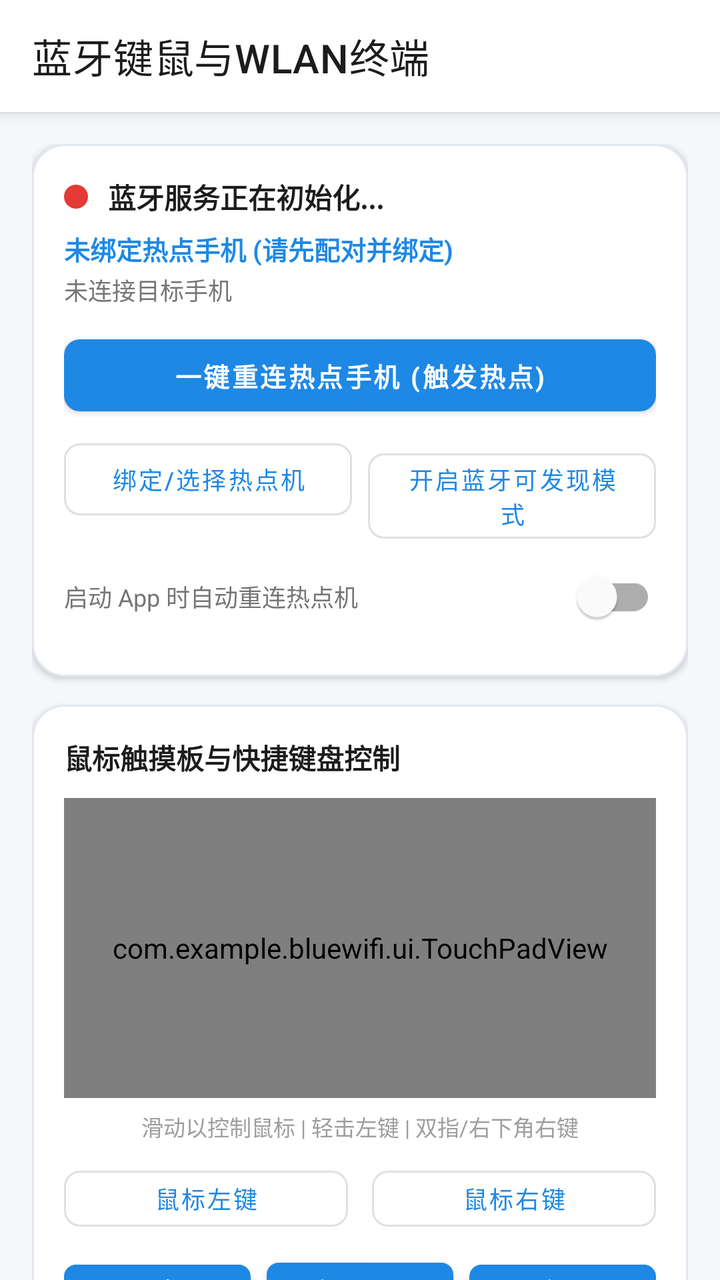
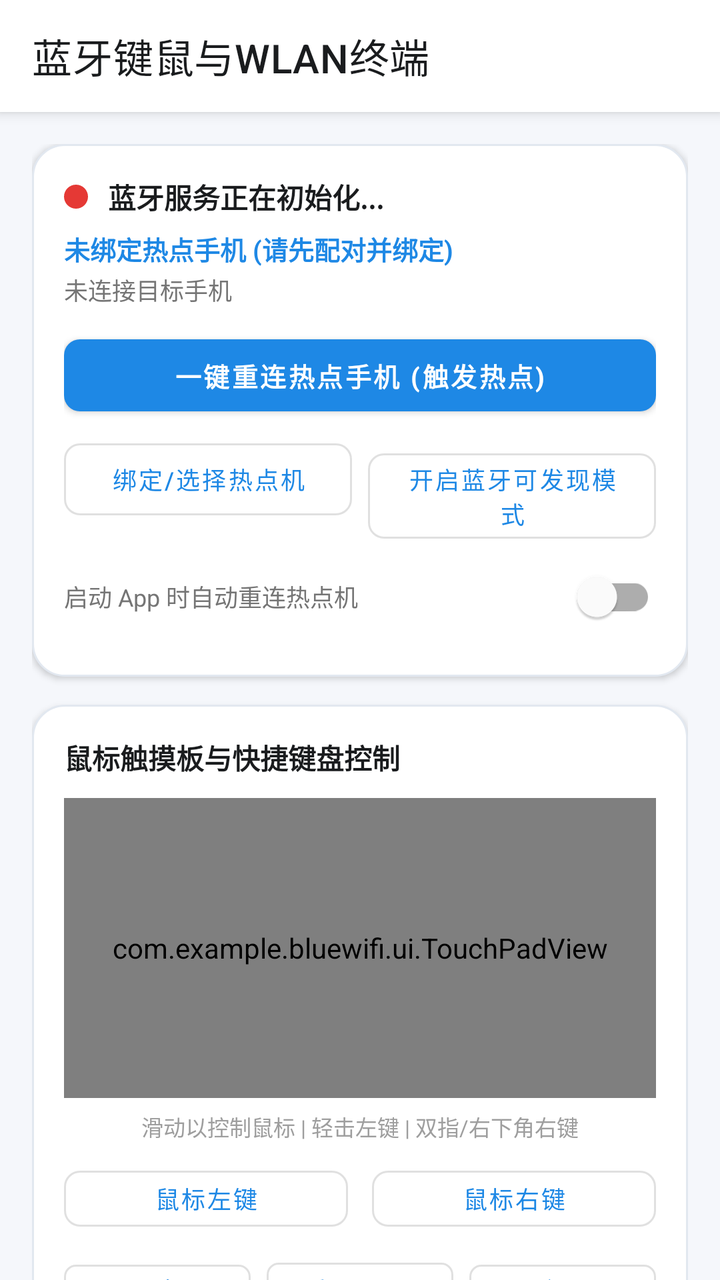

The first picture is an Android layout as it rendered before a commit; the second is the same layout after the commit. The layout source and the unified diff follow.
<!-- AndroidManifest.xml: application theme Theme.BlueWifi -->
<!-- res/layout/activity_main.xml -->
<?xml version="1.0" encoding="utf-8"?>
<androidx.coordinatorlayout.widget.CoordinatorLayout
    xmlns:android="http://schemas.android.com/apk/res/android"
    xmlns:app="http://schemas.android.com/apk/res-auto"
    xmlns:tools="http://schemas.android.com/tools"
    android:layout_width="match_parent"
    android:layout_height="match_parent"
    android:background="@color/background">

    <com.google.android.material.appbar.AppBarLayout
        android:layout_width="match_parent"
        android:layout_height="wrap_content"
        android:background="@color/surface">

        <com.google.android.material.appbar.MaterialToolbar
            android:id="@+id/toolbar"
            android:layout_width="match_parent"
            android:layout_height="?attr/actionBarSize"
            app:title="@string/app_name"
            app:titleTextColor="@color/text_primary" />

    </com.google.android.material.appbar.AppBarLayout>

    <androidx.core.widget.NestedScrollView
        android:layout_width="match_parent"
        android:layout_height="match_parent"
        android:fillViewport="true"
        app:layout_behavior="@string/appbar_scrolling_view_behavior">

        <LinearLayout
            android:layout_width="match_parent"
            android:layout_height="wrap_content"
            android:orientation="vertical"
            android:padding="16dp">

            
            <LinearLayout
                android:layout_width="match_parent"
                android:layout_height="wrap_content"
                android:background="@drawable/bg_card"
                android:orientation="vertical"
                android:padding="16dp"
                android:elevation="2dp">

                <LinearLayout
                    android:layout_width="match_parent"
                    android:layout_height="wrap_content"
                    android:gravity="center_vertical"
                    android:orientation="horizontal">

                    <View
                        android:id="@+id/viewStatusDot"
                        android:layout_width="12dp"
                        android:layout_height="12dp"
                        android:background="@drawable/bg_status_dot" />

                    <TextView
                        android:id="@+id/tvBtStatus"
                        android:layout_width="0dp"
                        android:layout_height="wrap_content"
                        android:layout_marginStart="10dp"
                        android:layout_weight="1"
                        android:text="@string/bt_status_uninitialized"
                        android:textColor="@color/text_primary"
                        android:textSize="14sp"
                        android:textStyle="bold" />
                </LinearLayout>

                
                <TextView
                    android:id="@+id/tvBoundHost"
                    android:layout_width="wrap_content"
                    android:layout_height="wrap_content"
                    android:layout_marginTop="6dp"
                    android:text="@string/status_unbound_host"
                    android:textColor="@color/primary"
                    android:textSize="13sp"
                    android:textStyle="bold" />

                <TextView
                    android:id="@+id/tvConnectedDevice"
                    android:layout_width="wrap_content"
                    android:layout_height="wrap_content"
                    android:layout_marginTop="2dp"
                    android:text="未连接目标手机"
                    android:textColor="@color/text_secondary"
                    android:textSize="12sp" />

                
                <com.google.android.material.button.MaterialButton
                    android:id="@+id/btnReconnectHost"
                    android:layout_width="match_parent"
                    android:layout_height="48dp"
                    android:layout_marginTop="10dp"
                    android:text="@string/btn_reconnect_host"
                    android:textSize="13sp"
                    android:textStyle="bold"
                    app:cornerRadius="8dp" />

                <LinearLayout
                    android:layout_width="match_parent"
                    android:layout_height="wrap_content"
                    android:layout_marginTop="4dp"
                    android:orientation="horizontal">

                    <com.google.android.material.button.MaterialButton
                        android:id="@+id/btnBindHost"
                        style="@style/Widget.MaterialComponents.Button.OutlinedButton"
                        android:layout_width="0dp"
                        android:layout_height="wrap_content"
                        android:layout_marginEnd="4dp"
                        android:layout_weight="1"
                        android:text="@string/btn_bind_host"
                        android:textSize="12sp"
                        app:cornerRadius="8dp" />

                    <com.google.android.material.button.MaterialButton
                        android:id="@+id/btnMakeDiscoverable"
                        style="@style/Widget.MaterialComponents.Button.OutlinedButton"
                        android:layout_width="0dp"
                        android:layout_height="wrap_content"
                        android:layout_marginStart="4dp"
                        android:layout_weight="1"
                        android:text="@string/btn_make_discoverable"
                        android:textSize="12sp"
                        app:cornerRadius="8dp" />
                </LinearLayout>

                
                <com.google.android.material.switchmaterial.SwitchMaterial
                    android:id="@+id/switchAutoConnect"
                    android:layout_width="match_parent"
                    android:layout_height="wrap_content"
                    android:layout_marginTop="4dp"
                    android:text="@string/switch_auto_connect"
                    android:textColor="@color/text_secondary"
                    android:textSize="12sp" />

            </LinearLayout>

            
            <LinearLayout
                android:layout_width="match_parent"
                android:layout_height="wrap_content"
                android:layout_marginTop="14dp"
                android:background="@drawable/bg_card"
                android:orientation="vertical"
                android:padding="16dp"
                android:elevation="2dp">

                <TextView
                    android:layout_width="wrap_content"
                    android:layout_height="wrap_content"
                    android:text="鼠标触摸板与快捷键盘控制"
                    android:textColor="@color/text_primary"
                    android:textSize="14sp"
                    android:textStyle="bold" />

                
                <com.example.bluewifi.ui.TouchPadView
                    android:id="@+id/touchPadView"
                    android:layout_width="match_parent"
                    android:layout_height="150dp"
                    android:layout_marginTop="10dp" />

                <TextView
                    android:layout_width="match_parent"
                    android:layout_height="wrap_content"
                    android:layout_marginTop="6dp"
                    android:gravity="center"
                    android:text="@string/touchpad_hint"
                    android:textColor="@color/text_hint"
                    android:textSize="11sp" />

                
                <LinearLayout
                    android:layout_width="match_parent"
                    android:layout_height="wrap_content"
                    android:layout_marginTop="8dp"
                    android:orientation="horizontal">

                    <com.google.android.material.button.MaterialButton
                        android:id="@+id/btnLeftClick"
                        style="@style/Widget.MaterialComponents.Button.OutlinedButton"
                        android:layout_width="0dp"
                        android:layout_height="40dp"
                        android:layout_marginEnd="6dp"
                        android:layout_weight="1"
                        android:text="@string/btn_left_click"
                        android:textSize="12sp"
                        app:cornerRadius="8dp" />

                    <com.google.android.material.button.MaterialButton
                        android:id="@+id/btnRightClick"
                        style="@style/Widget.MaterialComponents.Button.OutlinedButton"
                        android:layout_width="0dp"
                        android:layout_height="40dp"
                        android:layout_marginStart="6dp"
                        android:layout_weight="1"
                        android:text="@string/btn_right_click"
                        android:textSize="12sp"
                        app:cornerRadius="8dp" />
                </LinearLayout>

                
                <LinearLayout
                    android:layout_width="match_parent"
                    android:layout_height="wrap_content"
                    android:layout_marginTop="6dp"
                    android:orientation="horizontal">

                    <com.google.android.material.button.MaterialButton
                        android:id="@+id/btnKeyEnter"
                        style="@style/Widget.MaterialComponents.Button.TonalButton"
                        android:layout_width="0dp"
                        android:layout_height="38dp"
                        android:layout_marginEnd="4dp"
                        android:layout_weight="1"
                        android:text="@string/btn_key_enter"
                        android:textSize="11sp"
                        app:cornerRadius="6dp" />

                    <com.google.android.material.button.MaterialButton
                        android:id="@+id/btnKeyBack"
                        style="@style/Widget.MaterialComponents.Button.TonalButton"
                        android:layout_width="0dp"
                        android:layout_height="38dp"
                        android:layout_marginHorizontal="4dp"
                        android:layout_weight="1"
                        android:text="@string/btn_key_back"
                        android:textSize="11sp"
                        app:cornerRadius="6dp" />

                    <com.google.android.material.button.MaterialButton
                        android:id="@+id/btnKeyHome"
                        style="@style/Widget.MaterialComponents.Button.TonalButton"
                        android:layout_width="0dp"
                        android:layout_height="38dp"
                        android:layout_marginStart="4dp"
                        android:layout_weight="1"
                        android:text="@string/btn_key_home"
                        android:textSize="11sp"
                        app:cornerRadius="6dp" />
                </LinearLayout>

                
                <LinearLayout
                    android:layout_width="match_parent"
                    android:layout_height="wrap_content"
                    android:layout_marginTop="6dp"
                    android:orientation="horizontal">

                    <com.google.android.material.button.MaterialButton
                        android:id="@+id/btnKeyVolUp"
                        style="@style/Widget.MaterialComponents.Button.TonalButton"
                        android:layout_width="0dp"
                        android:layout_height="38dp"
                        android:layout_marginEnd="4dp"
                        android:layout_weight="1"
                        android:text="@string/btn_key_vol_up"
                        android:textSize="11sp"
                        app:cornerRadius="6dp" />

                    <com.google.android.material.button.MaterialButton
                        android:id="@+id/btnKeyVolDown"
                        style="@style/Widget.MaterialComponents.Button.TonalButton"
                        android:layout_width="0dp"
                        android:layout_height="38dp"
                        android:layout_marginStart="4dp"
                        android:layout_weight="1"
                        android:text="@string/btn_key_vol_down"
                        android:textSize="11sp"
                        app:cornerRadius="6dp" />
                </LinearLayout>

            </LinearLayout>

            
            <LinearLayout
                android:layout_width="match_parent"
                android:layout_height="wrap_content"
                android:layout_marginTop="14dp"
                android:background="@drawable/bg_card"
                android:orientation="vertical"
                android:padding="16dp"
                android:elevation="2dp">

                <LinearLayout
                    android:layout_width="match_parent"
                    android:layout_height="wrap_content"
                    android:gravity="center_vertical"
                    android:orientation="horizontal">

                    <TextView
                        android:layout_width="0dp"
                        android:layout_height="wrap_content"
                        android:layout_weight="1"
                        android:text="WLAN 列表"
                        android:textColor="@color/text_primary"
                        android:textSize="14sp"
                        android:textStyle="bold" />

                    <com.google.android.material.button.MaterialButton
                        android:id="@+id/btnScanWifi"
                        style="@style/Widget.MaterialComponents.Button.TextButton"
                        android:layout_width="wrap_content"
                        android:layout_height="wrap_content"
                        android:text="@string/btn_scan_wifi"
                        android:textSize="12sp" />
                </LinearLayout>

                <TextView
                    android:id="@+id/tvCurrentWifi"
                    android:layout_width="wrap_content"
                    android:layout_height="wrap_content"
                    android:layout_marginTop="2dp"
                    android:text="当前 WLAN: 未连接"
                    android:textColor="@color/text_secondary"
                    android:textSize="12sp" />

                
                <ProgressBar
                    android:id="@+id/pbWifiScanning"
                    style="?android:attr/progressBarStyleHorizontal"
                    android:layout_width="match_parent"
                    android:layout_height="wrap_content"
                    android:layout_marginTop="4dp"
                    android:indeterminate="true"
                    android:visibility="gone" />

                
                <androidx.recyclerview.widget.RecyclerView
                    android:id="@+id/rvWifiList"
                    android:layout_width="match_parent"
                    android:layout_height="220dp"
                    android:layout_marginTop="8dp"
                    android:overScrollMode="never" />

                <TextView
                    android:id="@+id/tvWifiEmpty"
                    android:layout_width="match_parent"
                    android:layout_height="wrap_content"
                    android:layout_marginTop="16dp"
                    android:gravity="center"
                    android:text="@string/wifi_empty"
                    android:textColor="@color/text_hint"
                    android:textSize="12sp"
                    android:visibility="gone" />

                <com.google.android.material.button.MaterialButton
                    android:id="@+id/btnOpenWifiSettings"
                    style="@style/Widget.MaterialComponents.Button.OutlinedButton"
                    android:layout_width="match_parent"
                    android:layout_height="wrap_content"
                    android:layout_marginTop="12dp"
                    android:text="@string/btn_open_wifi_settings"
                    android:textSize="12sp"
                    app:cornerRadius="8dp" />

            </LinearLayout>

        </LinearLayout>
    </androidx.core.widget.NestedScrollView>

</androidx.coordinatorlayout.widget.CoordinatorLayout>
<!-- resources referenced by this layout -->
<resources>
  <color name="background">#F5F7FB</color>
  <color name="primary">#1E88E5</color>
  <color name="surface">#FFFFFF</color>
  <color name="text_hint">#9E9E9E</color>
  <color name="text_primary">#1A1C1E</color>
  <color name="text_secondary">#757575</color>
  <!-- drawable bg_card (drawable) -->
  <?xml version="1.0" encoding="utf-8"?>
  <shape xmlns:android="http://schemas.android.com/apk/res/android"
      android:shape="rectangle">
      <solid android:color="@color/surface_card" />
      <corners android:radius="16dp" />
      <stroke android:width="1dp" android:color="#E2E8F0" />
  </shape>
  <!-- drawable bg_status_dot (drawable) -->
  <?xml version="1.0" encoding="utf-8"?>
  <shape xmlns:android="http://schemas.android.com/apk/res/android"
      android:shape="oval">
      <solid android:color="@color/status_disconnected" />
      <size android:width="12dp" android:height="12dp" />
  </shape>
  <string name="app_name">蓝牙键鼠与WLAN终端</string>
  <string name="bt_status_uninitialized">蓝牙服务正在初始化...</string>
  <string name="btn_bind_host">绑定/选择热点机</string>
  <string name="btn_key_back">返回(Esc)</string>
  <string name="btn_key_enter">回车(Enter)</string>
  <string name="btn_key_home">主页(Home)</string>
  <string name="btn_key_vol_down">音量-</string>
  <string name="btn_key_vol_up">音量+</string>
  <string name="btn_left_click">鼠标左键</string>
  <string name="btn_make_discoverable">开启蓝牙可发现模式</string>
  <string name="btn_open_wifi_settings">打开系统 WLAN 设置</string>
  <string name="btn_reconnect_host">一键重连热点手机 (触发热点)</string>
  <string name="btn_right_click">鼠标右键</string>
  <string name="btn_scan_wifi">刷新 WLAN 列表</string>
  <string name="status_unbound_host">未绑定热点手机 (请先配对并绑定)</string>
  <string name="switch_auto_connect">启动 App 时自动重连热点机</string>
  <string name="touchpad_hint">滑动以控制鼠标 | 轻击左键 | 双指/右下角右键</string>
  <string name="wifi_empty">暂无扫描结果，请点击右上角刷新</string>
  <style name="Theme.BlueWifi" parent="Theme.MaterialComponents.DayNight.NoActionBar">
          <item name="colorPrimary">@color/primary</item>
          <item name="colorPrimaryVariant">@color/primary_dark</item>
          <item name="colorOnPrimary">@color/surface</item>
          <item name="colorSecondary">@color/accent</item>
          <item name="android:statusBarColor">@color/primary_dark</item>
          <item name="android:windowBackground">@color/background</item>
      </style>
  <color name="surface_card">#FFFFFF</color>
  <color name="status_disconnected">#E53935</color>
  <color name="primary_dark">#1565C0</color>
  <color name="accent">#00E676</color>
</resources>

<!-- the commit's change to res/layout/activity_main.xml (unified diff, before → after) -->
@@ -211,7 +211,7 @@
 
                     <com.google.android.material.button.MaterialButton
                         android:id="@+id/btnKeyEnter"
-                        style="@style/Widget.MaterialComponents.Button.TonalButton"
+                        style="@style/Widget.MaterialComponents.Button.OutlinedButton"
                         android:layout_width="0dp"
                         android:layout_height="38dp"
                         android:layout_marginEnd="4dp"
@@ -222,7 +222,7 @@
 
                     <com.google.android.material.button.MaterialButton
                         android:id="@+id/btnKeyBack"
-                        style="@style/Widget.MaterialComponents.Button.TonalButton"
+                        style="@style/Widget.MaterialComponents.Button.OutlinedButton"
                         android:layout_width="0dp"
                         android:layout_height="38dp"
                         android:layout_marginHorizontal="4dp"
@@ -233,7 +233,7 @@
 
                     <com.google.android.material.button.MaterialButton
                         android:id="@+id/btnKeyHome"
-                        style="@style/Widget.MaterialComponents.Button.TonalButton"
+                        style="@style/Widget.MaterialComponents.Button.OutlinedButton"
                         android:layout_width="0dp"
                         android:layout_height="38dp"
                         android:layout_marginStart="4dp"
@@ -252,7 +252,7 @@
 
                     <com.google.android.material.button.MaterialButton
                         android:id="@+id/btnKeyVolUp"
-                        style="@style/Widget.MaterialComponents.Button.TonalButton"
+                        style="@style/Widget.MaterialComponents.Button.OutlinedButton"
                         android:layout_width="0dp"
                         android:layout_height="38dp"
                         android:layout_marginEnd="4dp"
@@ -263,7 +263,7 @@
 
                     <com.google.android.material.button.MaterialButton
                         android:id="@+id/btnKeyVolDown"
-                        style="@style/Widget.MaterialComponents.Button.TonalButton"
+                        style="@style/Widget.MaterialComponents.Button.OutlinedButton"
                         android:layout_width="0dp"
                         android:layout_height="38dp"
                         android:layout_marginStart="4dp"
